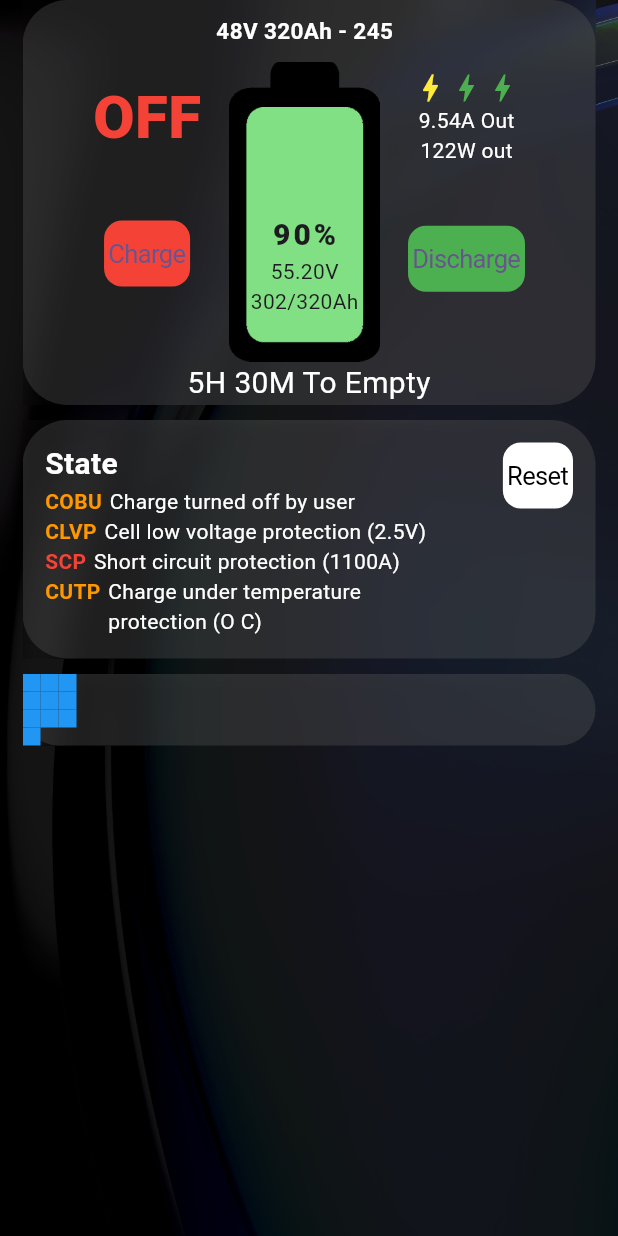
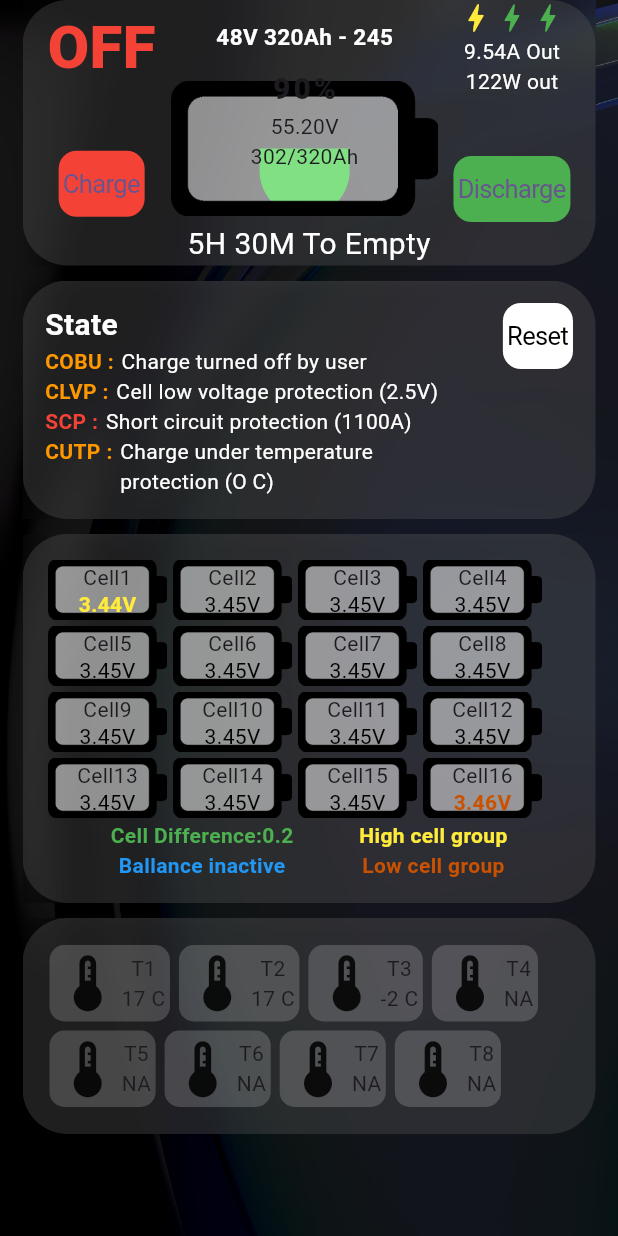
Before and after one commit to SheeloveDol/bluetooth_bms, a Flutter app: the screen it shows after launch, on a phone screen of 412 x 824 dp. Run offline on Flutter 3.47's test engine with Material 3 defaults, Android fonts, the phone set to English and light mode, and no system bars.

Commit message:
added cells and temperature

```diff
--- a/lib/BState.dart
+++ b/lib/BState.dart
@@ -72,7 +72,8 @@ class _ActiveStatesState extends State<ActiveStates> {
     }
 
     return Row(crossAxisAlignment: CrossAxisAlignment.start, children: [
-      Text(title, style: TextStyle(color: color, fontWeight: FontWeight.bold)),
+      Text("$title :",
+          style: TextStyle(color: color, fontWeight: FontWeight.bold)),
       Padding(padding: EdgeInsets.only(left: 5)),
       Text(
         description,
--- a/lib/CState.dart
+++ b/lib/CState.dart
@@ -11,18 +11,46 @@ class CellsState extends StatefulWidget {
 
 class _CellsStateState extends State<CellsState> {
   List<Widget> cells = [];
+  double celldiff = 0.2;
   @override
   void initState() {
     // TODO: implement initState
     super.initState();
+    cells.add(Container());
+    cells.add(cell("Cell1", 3.44));
+    for (var i = 2; i < 16; i++) {
+      cells.add(cell("Cell$i", 3.45));
+    }
+    cells.add(cell("Cell16", 3.46));
+  }
 
-    for (var i = 0; i < 14; i++) {
-      cells.add(Container(
-        width: 12,
-        height: 12,
-        color: Colors.blue,
-      ));
+  Widget cell(String title, double volts) {
+    Color color = Colors.black;
+    FontWeight weight = FontWeight.normal;
+    if (volts > 3.45) {
+      color = Color(0xFFCA5100);
+      weight = FontWeight.bold;
     }
+    if (volts < 3.45) {
+      color = Colors.yellow;
+      weight = FontWeight.bold;
+    }
+    return Container(
+      padding: EdgeInsets.all(2),
+      child: Row(children: [
+        Stack(alignment: Alignment.center, children: [
+          Image.asset(
+            "assets/bat.png",
+            height: 40,
+          ),
+          Column(children: [
+            Text(title),
+            Text("${volts}V",
+                style: TextStyle(height: 0, color: color, fontWeight: weight))
+          ])
+        ])
+      ]),
+    );
   }
 
   Widget grid() {
@@ -33,9 +61,9 @@ class _CellsStateState extends State<CellsState> {
     Row row = Row(children: rowContent);
     for (var i = 0; i < cells.length; i++) {
       rowContent.add(cells[i]);
-      if (i % 3 == 0 && i != 0) {
-        rowContent = new List<Widget>.empty(growable: true);
-        row = new Row(children: rowContent);
+      if (i % 4 == 0) {
+        rowContent = List<Widget>.empty(growable: true);
+        row = Row(children: rowContent);
         columnContent.add(row);
       }
     }
@@ -50,9 +78,36 @@ class _CellsStateState extends State<CellsState> {
             child: BackdropFilter(
                 filter: ImageFilter.blur(sigmaX: 10, sigmaY: 10),
                 child: Container(
+                    padding: EdgeInsets.all(15),
                     decoration: BoxDecoration(
                         color: Color(0x565B5B5B),
                         borderRadius: BorderRadius.circular(30)),
-                    child: grid()))));
+                    child: Column(children: [
+                      grid(),
+                      Row(
+                          mainAxisAlignment: MainAxisAlignment.spaceEvenly,
+                          children: [
+                            Column(children: [
+                              Text("Cell Difference:$celldiff",
+                                  style: TextStyle(
+                                      color: Colors.green,
+                                      fontWeight: FontWeight.bold)),
+                              Text("Ballance inactive",
+                                  style: TextStyle(
+                                      color: Colors.blue,
+                                      fontWeight: FontWeight.bold))
+                            ]),
+                            Column(children: [
+                              Text("High cell group",
+                                  style: TextStyle(
+                                      color: Colors.yellow,
+                                      fontWeight: FontWeight.bold)),
+                              Text("Low cell group",
+                                  style: TextStyle(
+                                      color: Color(0xFFCA5100),
+                                      fontWeight: FontWeight.bold))
+                            ])
+                          ])
+                    ])))));
   }
 }
--- a/lib/Control.dart
+++ b/lib/Control.dart
@@ -83,7 +83,7 @@ class _RightState extends State<Right> {
 class Middle extends StatefulWidget {
   Middle({super.key, required this.controller});
   ScrollController controller;
-  double batteryH = 200;
+  double batteryH = 90;
   @override
   State<StatefulWidget> createState() => _MiddleState();
 }
@@ -121,10 +121,10 @@ class _MiddleState extends State<Middle> {
                 color: Color.fromARGB(255, 0, 193, 6),
                 borderRadius:
                     BorderRadius.vertical(bottom: Radius.circular(30))),
-            height: (widget.batteryH - level - 30 < 0)
+            width: (widget.batteryH - level - 30 < 0)
                 ? 0
                 : widget.batteryH - level - 30,
-            width: widget.batteryH / 2,
+            height: widget.batteryH / 2,
           ),
           Image.asset(
             "assets/bat.png",
--- a/lib/TempData.dart
+++ b/lib/TempData.dart
@@ -1,3 +1,5 @@
+import 'dart:ui';
+
 import 'package:flutter/material.dart';
 import 'src.dart';
 
@@ -8,8 +10,68 @@ class Temperatures extends StatefulWidget {
 }
 
 class _TemperaturesState extends State<Temperatures> {
+  List<Widget> temps = [];
+
+  @override
+  void initState() {
+    // TODO: implement initState
+    super.initState();
+    temps.add(Container());
+    temps.add(generateTempWidget("T1", "17 C"));
+    temps.add(generateTempWidget("T2", "17 C"));
+    temps.add(generateTempWidget("T3", "-2 C"));
+
+    for (var i = 4; i <= 8; i++) {
+      temps.add(generateTempWidget("T$i", "NA"));
+    }
+  }
+
+  Widget generateTempWidget(String title, String temp) {
+    return Container(
+        margin: EdgeInsets.all(3),
+        padding: EdgeInsets.all(3),
+        decoration: BoxDecoration(
+            color: Color.fromARGB(46, 255, 255, 255),
+            borderRadius: BorderRadius.circular(10)),
+        child: Row(children: [
+          Icon(
+            Icons.thermostat,
+            size: 45,
+          ),
+          Column(children: [Text(title), Text(temp)])
+        ]));
+  }
+
+  Widget grid() {
+    List<Widget> columnContent = [];
+    Column column = Column(children: columnContent);
+
+    List<Widget> rowContent = [];
+    Row row = Row(children: rowContent);
+    for (var i = 0; i < temps.length; i++) {
+      rowContent.add(temps[i]);
+      if (i % 4 == 0) {
+        rowContent = List<Widget>.empty(growable: true);
+        row = Row(children: rowContent);
+        columnContent.add(row);
+      }
+    }
+    return column;
+  }
+
   @override
   Widget build(BuildContext context) {
-    return Container();
+    return Container(
+        margin: const EdgeInsets.only(left: 15, right: 15, bottom: 10),
+        child: ClipRect(
+            child: BackdropFilter(
+                filter: ImageFilter.blur(sigmaX: 10, sigmaY: 10),
+                child: Container(
+                  padding: EdgeInsets.all(15),
+                  decoration: BoxDecoration(
+                      color: Color(0x565B5B5B),
+                      borderRadius: BorderRadius.circular(30)),
+                  child: grid(),
+                ))));
   }
 }
```
Also changed, not shown: assets/bat.png.
